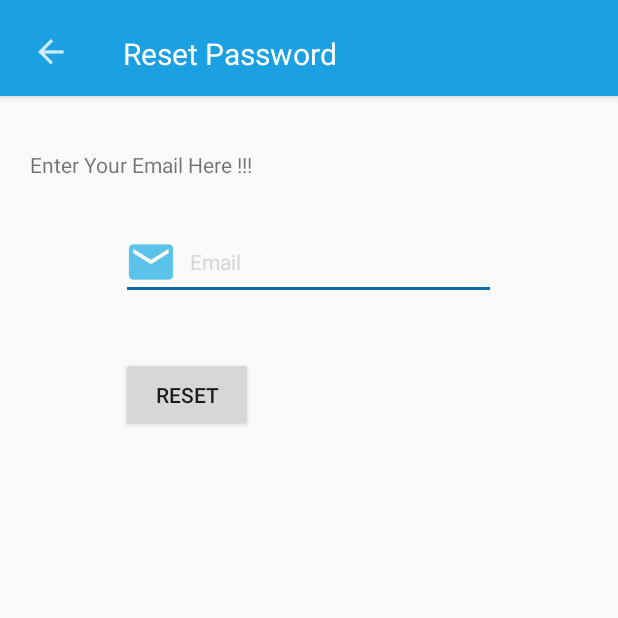
After one commit to lifya/doctrack_user, an Android app: the RessetPasswordActivity screen opened directly, with no data from a screen before it, on a phone screen of 412 x 824 dp, the top half of it. The commit adds this screen. Run offline under Robolectric (Android 15) with nearby library versions, the phone set to English and light mode, and no system bars.

Commit message:
ressetpassword

```diff
--- a/app/build.gradle
+++ b/app/build.gradle
@@ -52,4 +52,5 @@ dependencies {
 
 
 
+
 apply plugin: 'com.google.gms.google-services'
--- /dev/null
+++ b/app/src/main/java/com/pln/www/activity/RessetPasswordActivity.java
@@ -0,0 +1,41 @@
+package com.pln.www.activity;
+
+import android.content.Intent;
+import android.support.v7.app.AppCompatActivity;
+import android.os.Bundle;
+import android.view.View;
+import android.widget.ImageView;
+
+import com.pln.www.R;
+
+public class RessetPasswordActivity extends AppCompatActivity implements View.OnClickListener {
+
+    ImageView imageback;
+
+    @Override
+    protected void onCreate(Bundle savedInstanceState) {
+        super.onCreate(savedInstanceState);
+        setContentView(R.layout.activity_resset_password);
+        imageback = (ImageView) findViewById(R.id.back);
+        imageback.setOnClickListener(this);
+    }
+
+    @Override
+    public void onClick(View view) {
+        if (imageback == view) {
+            LoginActivity home = new LoginActivity();
+            sentoHome();
+        }
+    }
+
+    @Override
+    public void onBackPressed() {
+        LoginActivity doc = new LoginActivity();
+        sentoHome();
+    }
+    public void sentoHome() {
+        Intent startIntent = new Intent(RessetPasswordActivity.this, LoginActivity.class);
+        startActivity(startIntent);
+        finish();
+    }
+}
--- /dev/null
+++ b/app/src/main/res/layout/activity_resset_password.xml
@@ -0,0 +1,83 @@
+<?xml version="1.0" encoding="utf-8"?>
+<RelativeLayout
+    xmlns:android="http://schemas.android.com/apk/res/android"
+    xmlns:app="http://schemas.android.com/apk/res-auto"
+    xmlns:tools="http://schemas.android.com/tools"
+    android:layout_width="match_parent"
+    android:layout_height="match_parent"
+    tools:context="com.pln.www.activity.RessetPasswordActivity">
+    <android.support.design.widget.AppBarLayout
+        android:id="@+id/appbar"
+        android:layout_width="match_parent"
+        android:layout_height="wrap_content"
+        android:paddingTop="@dimen/appbar_padding_top"
+        android:theme="@style/AppTheme.AppBarOverlay">
+
+        <android.support.v7.widget.Toolbar
+            android:id="@+id/toolbar"
+            android:layout_width="match_parent"
+            android:layout_height="?attr/actionBarSize"
+            android:layout_weight="1"
+            android:background="?attr/colorPrimary"
+            app:layout_scrollFlags="scroll|enterAlways"
+            app:popupTheme="@style/AppTheme.PopupOverlay">
+
+            <LinearLayout
+                android:layout_width="match_parent"
+                android:layout_height="wrap_content"
+                android:orientation="horizontal">
+                <ImageView
+                    android:layout_width="25dp"
+                    android:layout_height="25dp"
+                    android:layout_marginLeft="5dp"
+                    android:background="@drawable/ic_arrow_back"
+                    android:id="@+id/back"/>
+                <TextView
+                    android:layout_width="wrap_content"
+                    android:layout_height="wrap_content"
+                    android:text="Reset Password"
+                    android:textSize="20dp"
+                    android:layout_gravity="center"
+                    android:gravity="bottom"
+                    android:layout_marginLeft="35dp"
+                    android:textColor="#ffffff"/>
+
+
+            </LinearLayout>
+
+        </android.support.v7.widget.Toolbar>
+
+    </android.support.design.widget.AppBarLayout>
+    <TextView
+        android:layout_width="match_parent"
+        android:layout_height="30dp"
+        android:layout_marginTop="100dp"
+        android:layout_marginLeft="20dp"
+        android:text="Enter Your Email Here !!! "
+        android:id="@+id/textView2" />
+
+    <EditText
+        android:id="@+id/uemail"
+        android:layout_width="250dp"
+        android:layout_height="50dp"
+        android:layout_below="@+id/textView2"
+        android:layout_centerHorizontal="true"
+        android:layout_marginTop="20dp"
+        android:drawableLeft="@drawable/ic_action_uemail"
+        android:hint="   Email"
+        android:inputType="textEmailAddress"
+        android:textColor="#000000"
+        android:textColorHint="#d6d7d7"
+        android:textSize="14dp" />
+
+    <Button
+        android:id="@+id/breset"
+        android:layout_width="wrap_content"
+        android:layout_height="50dp"
+        android:layout_alignLeft="@+id/uemail"
+        android:layout_alignStart="@+id/uemail"
+        android:layout_below="@+id/uemail"
+        android:layout_marginTop="38dp"
+        android:text="Reset" />
+
+</RelativeLayout>
```
Also changed, not shown: app/src/main/AndroidManifest.xml (+12 -23 lines), app/src/main/java/com/pln/www/activity/LoginActivity.java (+19 -2 lines), app/src/main/res/layout/activity_login.xml (+42 -20 lines), app/src/main/res/drawable-hdpi/ic_action_uemail.png (added), app/src/main/res/drawable-mdpi/ic_action_uemail.png (added), app/src/main/res/drawable-xhdpi/ic_action_uemail.png (added), app/src/main/res/drawable-xxhdpi/ic_action_uemail.png (added), 138 other files.
